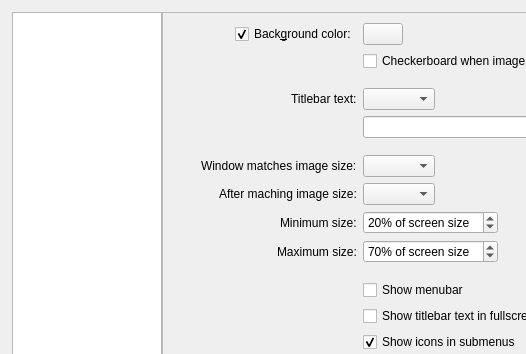
Above: src/qvoptionsdialog.ui from mohammad-alisafaee/qView before the change; both pictures show x 0 to 526 and y 0 to 354 of the 660 by 600 pixel window. Below: the same form after it.
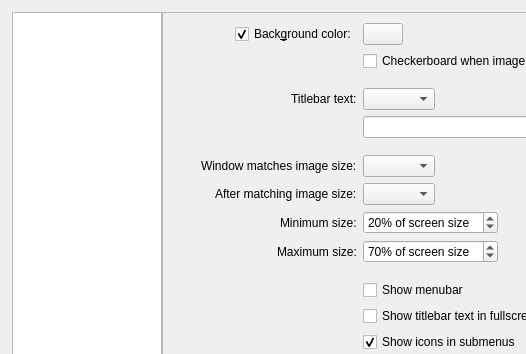
That is the form after the change.

What changed in the file:
```diff
--- a/src/qvoptionsdialog.ui
+++ b/src/qvoptionsdialog.ui
@@ -216,7 +216,7 @@
           <item row="7" column="0">
            <widget class="QLabel" name="afterMatchingSizeLabel">
             <property name="text">
-             <string>After maching image size:</string>
+             <string>After matching image size:</string>
             </property>
            </widget>
           </item>
```
Left out of the diff: 3 changed lines with no effect on the pictures.
